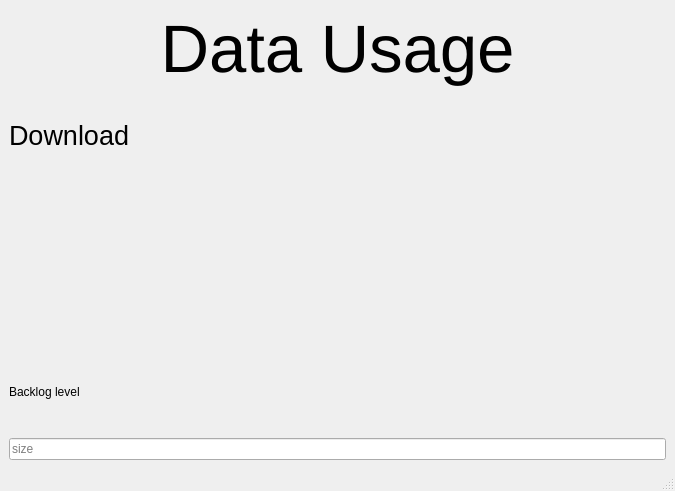
Qt form packman/gui/ui/mainwindow.ui (Skynse/Packman) before a commit.
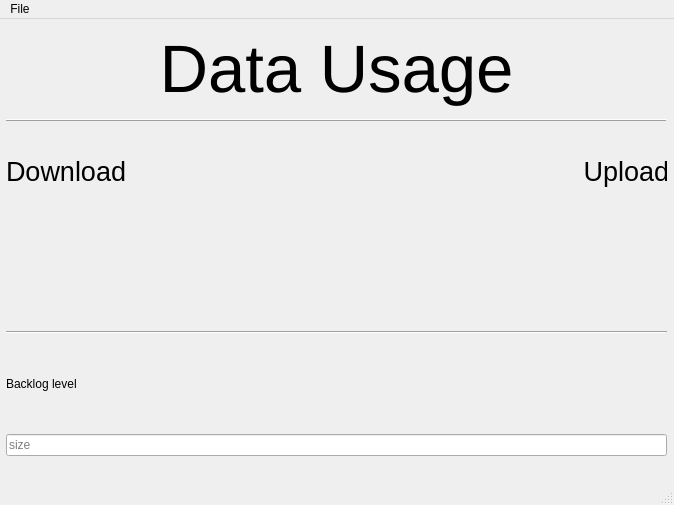
The same form after that commit.

What changed in the file:
```diff
--- a/packman/gui/ui/mainwindow.ui
+++ b/packman/gui/ui/mainwindow.ui
@@ -6,14 +6,35 @@
    <rect>
     <x>0</x>
     <y>0</y>
-    <width>675</width>
-    <height>491</height>
+    <width>674</width>
+    <height>505</height>
    </rect>
   </property>
+  <property name="sizePolicy">
+   <sizepolicy hsizetype="Fixed" vsizetype="Fixed">
+    <horstretch>0</horstretch>
+    <verstretch>0</verstretch>
+   </sizepolicy>
+  </property>
+  <property name="maximumSize">
+   <size>
+    <width>674</width>
+    <height>505</height>
+   </size>
+  </property>
   <property name="windowTitle">
    <string>Packman</string>
   </property>
   <widget class="QWidget" name="centralwidget">
+   <widget class="QWidget" name="layoutWidget">
+    <property name="geometry">
+     <rect>
+      <x>6</x>
+      <y>6</y>
+      <width>661</width>
+      <height>431</height>
+     </rect>
+    </property>
    <layout class="QVBoxLayout" name="verticalLayout">
     <item>
      <widget class="QLabel" name="data">
@@ -30,6 +51,19 @@
       </property>
      </widget>
     </item>
+     <item>
+      <widget class="Line" name="line">
+       <property name="frameShadow">
+        <enum>QFrame::Raised</enum>
+       </property>
+       <property name="lineWidth">
+        <number>1</number>
+       </property>
+       <property name="orientation">
+        <enum>Qt::Horizontal</enum>
+       </property>
+      </widget>
+     </item>
     <item>
      <widget class="QLabel" name="label">
       <property name="font">
@@ -38,11 +72,13 @@
        </font>
       </property>
       <property name="text">
-       <string>Download</string>
+        <string>Download                                                             Upload</string>
       </property>
      </widget>
     </item>
     <item>
+      <layout class="QGridLayout" name="gridLayout">
+       <item row="0" column="0" rowspan="2">
      <widget class="QLabel" name="val_gb">
       <property name="font">
        <font>
@@ -56,7 +92,7 @@
       </property>
      </widget>
     </item>
-    <item>
+       <item row="2" column="0">
      <widget class="QLabel" name="val_mb">
       <property name="font">
        <font>
@@ -70,6 +106,49 @@
       </property>
      </widget>
     </item>
+       <item row="2" column="2">
+        <widget class="QLabel" name="val_mb_up">
+         <property name="font">
+          <font>
+           <pointsize>30</pointsize>
+           <weight>75</weight>
+           <bold>true</bold>
+          </font>
+         </property>
+         <property name="text">
+          <string/>
+         </property>
+         <property name="alignment">
+          <set>Qt::AlignRight|Qt::AlignTrailing|Qt::AlignVCenter</set>
+         </property>
+        </widget>
+       </item>
+       <item row="0" column="2">
+        <widget class="QLabel" name="val_gb_up">
+         <property name="font">
+          <font>
+           <pointsize>30</pointsize>
+           <weight>75</weight>
+           <bold>true</bold>
+          </font>
+         </property>
+         <property name="text">
+          <string/>
+         </property>
+         <property name="alignment">
+          <set>Qt::AlignRight|Qt::AlignTrailing|Qt::AlignVCenter</set>
+         </property>
+        </widget>
+       </item>
+      </layout>
+     </item>
+     <item>
+      <widget class="Line" name="line_2">
+       <property name="orientation">
+        <enum>Qt::Horizontal</enum>
+       </property>
+      </widget>
+     </item>
     <item>
      <widget class="QLabel" name="label_2">
       <property name="text">
@@ -89,17 +168,39 @@
     </item>
    </layout>
   </widget>
+  </widget>
   <widget class="QMenuBar" name="menubar">
    <property name="geometry">
     <rect>
      <x>0</x>
      <y>0</y>
-     <width>675</width>
+     <width>674</width>
      <height>30</height>
     </rect>
    </property>
+   <widget class="QMenu" name="menuFile">
+    <property name="title">
+     <string>File</string>
+    </property>
+    <addaction name="actionStatistics"/>
+    <addaction name="hide_action"/>
+   </widget>
+   <addaction name="menuFile"/>
   </widget>
   <widget class="QStatusBar" name="statusbar"/>
+  <action name="actionStatistics">
+   <property name="text">
+    <string>Statistics</string>
+   </property>
+  </action>
+  <action name="hide_action">
+   <property name="checkable">
+    <bool>true</bool>
+   </property>
+   <property name="text">
+    <string>Minimize to tray</string>
+   </property>
+  </action>
  </widget>
  <resources/>
  <connections/>
```
Lines whose indentation alone changed are shown as unchanged.
